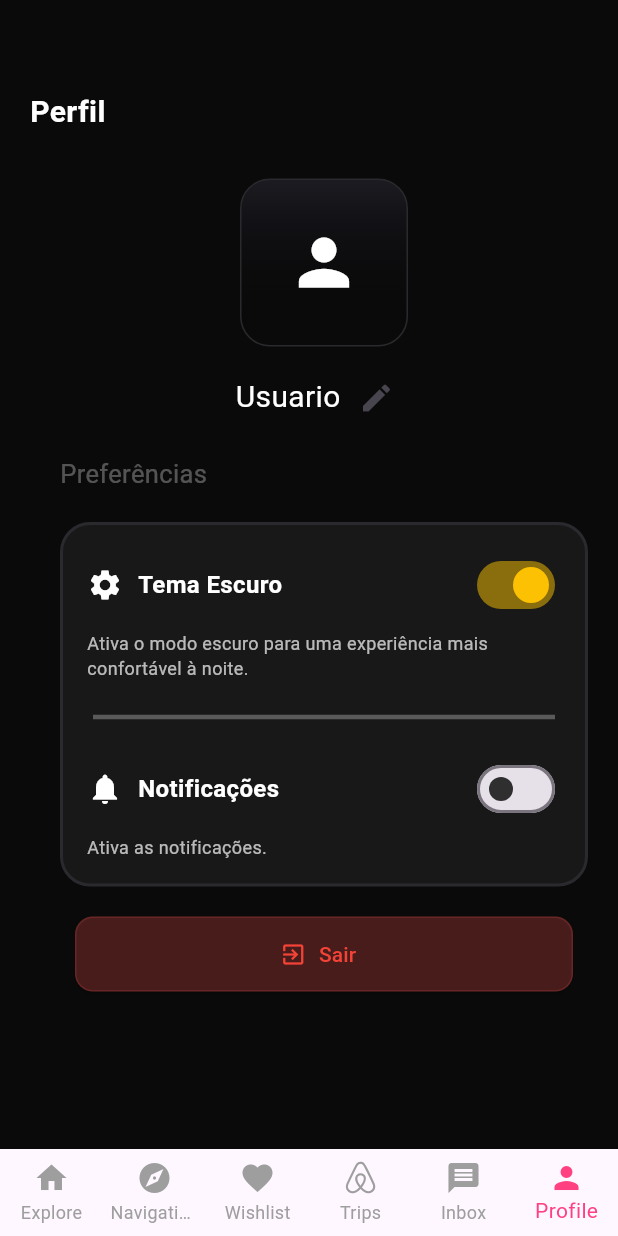
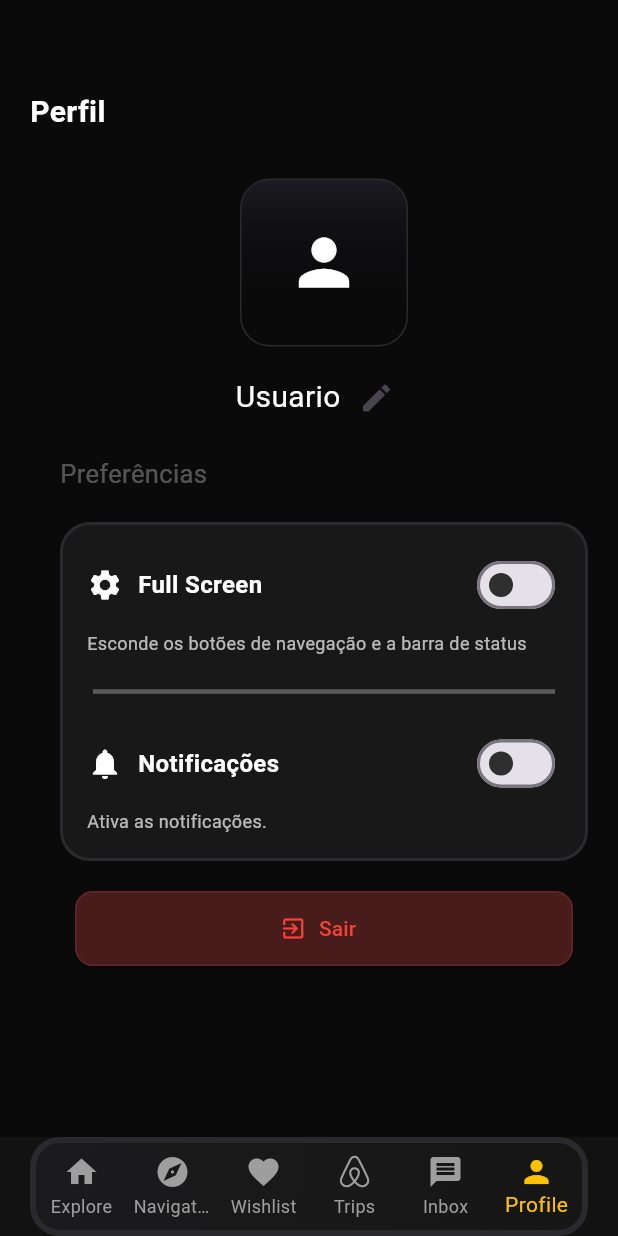
Before and after one commit to Spookyz10/projetopmovel, a Flutter app: the screen it shows after launch, item 6 of the bottom bar chosen, after a tap on "Sair", on a phone screen of 412 x 824 dp. Run offline on Flutter 3.47's test engine with Material 3 defaults, Android fonts, the light colour scheme and no system bars; our stand-ins replace font_awesome_flutter, shared_preferences; network calls fail.

Commit message:
refeito a navigationbar

```diff
--- a/lib/home_page.dart
+++ b/lib/home_page.dart
@@ -36,9 +36,30 @@ class _HomePageState extends State<HomePage> {
   @override
   Widget build(BuildContext context) {
     return Scaffold(
+      backgroundColor: const Color(0xFF121212),
       body: pages[selectedIndex],
-      bottomNavigationBar: BottomNavigationBar(
-        selectedItemColor: Colors.pinkAccent,
+      bottomNavigationBar: Padding(
+        padding: EdgeInsets.fromLTRB(20, 0, 20, 0),
+        child: Container(
+          decoration: BoxDecoration(
+            border: Border.all(
+              color: Color.fromARGB(255, 42, 42, 46),
+              width: 4,
+            ),
+            borderRadius: BorderRadius.circular(20),
+            gradient: LinearGradient(
+              begin: Alignment.topLeft,
+              end: Alignment.bottomRight,
+              colors: [
+                Color.fromARGB(255, 27, 27, 29),
+                Color.fromARGB(255, 22, 22, 22),
+              ],
+            ),
+          ),
+          child: BottomNavigationBar(
+            backgroundColor: Colors.transparent,
+            selectedItemColor: Color.fromARGB(255, 251, 193, 2),
+            elevation: 0,
             unselectedItemColor: Colors.grey,
             showUnselectedLabels: true,
             type: BottomNavigationBarType.fixed,
@@ -62,9 +83,17 @@ class _HomePageState extends State<HomePage> {
                 icon: FaIcon(FontAwesomeIcons.airbnb),
                 label: 'Trips',
               ),
-          BottomNavigationBarItem(icon: Icon(Icons.message), label: 'Inbox'),
-          BottomNavigationBarItem(icon: Icon(Icons.person), label: 'Profile'),
+              BottomNavigationBarItem(
+                icon: Icon(Icons.message),
+                label: 'Inbox',
+              ),
+              BottomNavigationBarItem(
+                icon: Icon(Icons.person),
+                label: 'Profile',
+              ),
             ],
+          ),
+        ),
       ),
     );
   }
--- a/lib/main.dart
+++ b/lib/main.dart
@@ -2,5 +2,13 @@ import 'package:flutter/material.dart';
 import 'home_page.dart';
 
 void main() {
-  runApp(MaterialApp(home: HomePage()));
+  runApp(
+    MaterialApp(
+      debugShowCheckedModeBanner: false,
+      theme: ThemeData(
+        scaffoldBackgroundColor: const Color(0xFF121212),
+      ),
+      home: HomePage(),
+    ),
+  );
 }
--- a/lib/profile_page.dart
+++ b/lib/profile_page.dart
@@ -1,6 +1,6 @@
 import 'package:flutter/material.dart';
-import 'settings_page.dart';
 import 'package:shared_preferences/shared_preferences.dart';
+import 'package:flutter/services.dart';
 
 class ProfilePage extends StatefulWidget {
   const ProfilePage({super.key});
@@ -12,12 +12,13 @@ class ProfilePage extends StatefulWidget {
 class _ProfilePageState extends State<ProfilePage> {
   String username = "Usuario";
   bool notificacoes = false;
-  bool temaEscuro = true;
+  bool fullScreen = false;
 
   @override
   void initState() {
     super.initState();
     loadUsername();
+    loadScreen();
   }
 
   void loadUsername() async {
@@ -33,6 +34,36 @@ class _ProfilePageState extends State<ProfilePage> {
 
     setState(() {
       username = newName;
+    });
+  }
+
+  void loadScreen() async {
+    final info = await SharedPreferences.getInstance();
+    final state = info.getBool('fullScreen') ?? false;
+
+    setState(() {
+      fullScreen = state;
+    });
+
+    if (state) {
+      SystemChrome.setEnabledSystemUIMode(SystemUiMode.immersiveSticky);
+    }
+    else {
+      SystemChrome.setEnabledSystemUIMode(SystemUiMode.edgeToEdge);
+    };
+
+    SystemChrome.setSystemUIOverlayStyle(
+      SystemUiOverlayStyle(
+        statusBarIconBrightness: Brightness.light,
+      )
+    );
+  }
+
+  void saveScreen(bool newState) async {
+    final info = await SharedPreferences.getInstance();
+    await info.setBool('fullScreen', newState);
+    setState(() {
+      fullScreen = newState;
     });
   }
 
@@ -217,14 +248,18 @@ class _ProfilePageState extends State<ProfilePage> {
                                 children: [
                                   buildItem(
                                     icon: Icons.settings,
-                                    SettingName: 'Tema Escuro',
+                                    SettingName: 'Full Screen',
                                     Description:
-                                        'Ativa o modo escuro para uma experiência mais confortável à noite.',
-                                    value: temaEscuro,
+                                        'Esconde os botões de navegação e a barra de status',
+                                    value: fullScreen,
                                     onChanged: (val) {
-                                      setState(() {
-                                        temaEscuro = val;
-                                      });
+                                      saveScreen(val);
+                                      if (val) {
+                                        SystemChrome.setEnabledSystemUIMode(SystemUiMode.immersiveSticky);
+                                      }
+                                      else {
+                                        SystemChrome.setEnabledSystemUIMode(SystemUiMode.edgeToEdge);
+                                      }
                                     },
                                   ),
 
@@ -263,7 +298,9 @@ class _ProfilePageState extends State<ProfilePage> {
                             style: TextStyle(color: Colors.red),
                           ),
                           icon: Icon(Icons.exit_to_app, color: Colors.red),
-                          onPressed: () {},
+                          onPressed: () {
+                            SystemNavigator.pop();
+                          },
                           style: ElevatedButton.styleFrom(
                             backgroundColor: Color.fromARGB(
                               15,
```
Lines whose indentation alone changed are shown as unchanged.
